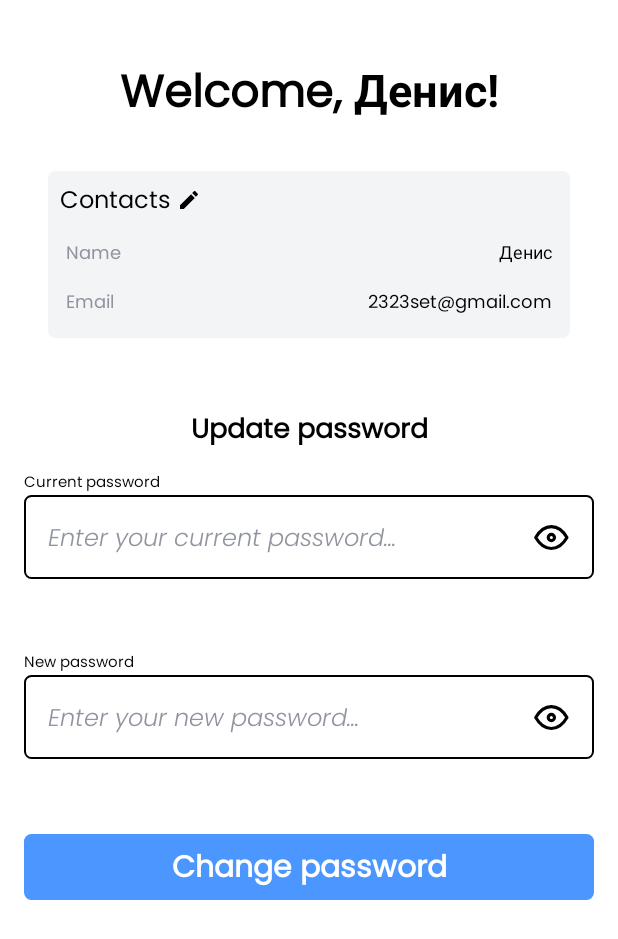
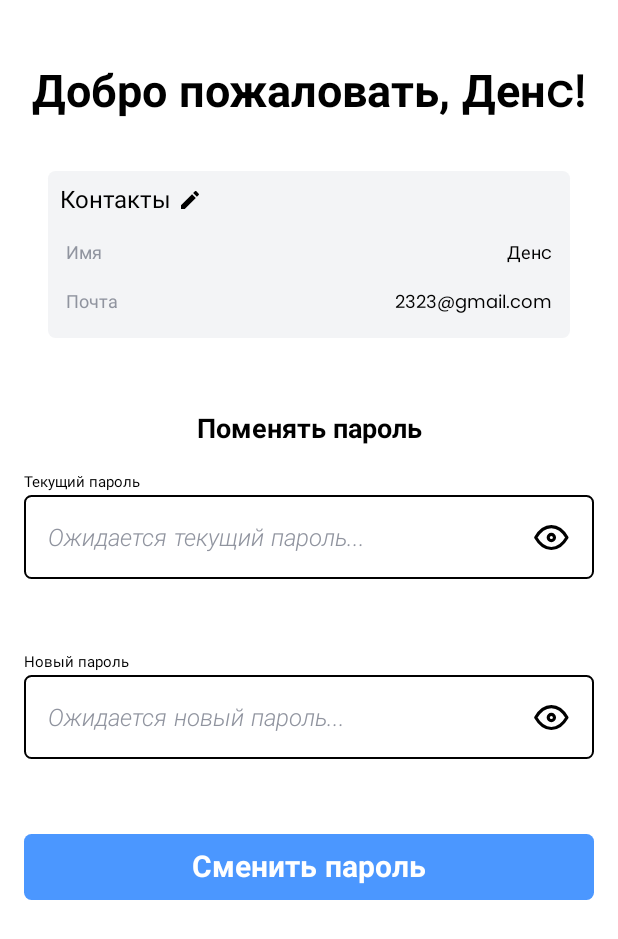
Before and after one commit to KovshefulCoder/SignSync, an Android app built with Jetpack Compose: the @Preview function PrevProfileView, on a phone screen of 412 x 824 dp. Shown: the top 939 px of the screen. Run offline under Robolectric (Android 15) with nearby library versions, the phone set to English and light mode, and no system bars; libraries missing offline, so code that uses them is left out: com.ramcosta.composedestinations.

Commit message:
string to res and minor improvements

```diff
--- a/app/src/main/java/com/kovsheful/signsync/feature_signsync/di/SignAndSyncModule.kt
+++ b/app/src/main/java/com/kovsheful/signsync/feature_signsync/di/SignAndSyncModule.kt
@@ -30,12 +30,6 @@ object SignAndSyncModule {
         ).fallbackToDestructiveMigration().build()
     }
 
-//    @Provides
-//    @Singleton
-//    fun provideCocktailsDao(database: SignAndSyncDatabase): UserDao {
-//        return database.UserDao()
-//    }
-
     @Provides
     @Singleton
     fun provideSignAndSyncRepository(
--- a/app/src/main/java/com/kovsheful/signsync/feature_signsync/domain/use_cases/ClearDatabaseOnStart.kt
+++ b/app/src/main/java/com/kovsheful/signsync/feature_signsync/domain/use_cases/ClearDatabaseOnStart.kt
@@ -1,6 +1,5 @@
 package com.kovsheful.signsync.feature_signsync.domain.use_cases
 
-import com.kovsheful.signsync.feature_signsync.domain.models.User
 import com.kovsheful.signsync.feature_signsync.domain.repository.SignAndSyncRepository
 
 class ClearUserOnStart(
--- a/app/src/main/java/com/kovsheful/signsync/feature_signsync/domain/use_cases/GetUserPasswordByID.kt
+++ b/app/src/main/java/com/kovsheful/signsync/feature_signsync/domain/use_cases/GetUserPasswordByID.kt
@@ -1,6 +1,5 @@
 package com.kovsheful.signsync.feature_signsync.domain.use_cases
 
-import com.kovsheful.signsync.feature_signsync.domain.models.User
 import com.kovsheful.signsync.feature_signsync.domain.repository.SignAndSyncRepository
 
 class GetUserPasswordByID (
--- a/app/src/main/java/com/kovsheful/signsync/feature_signsync/presentation/core/TextFields.kt
+++ b/app/src/main/java/com/kovsheful/signsync/feature_signsync/presentation/core/TextFields.kt
@@ -25,6 +25,7 @@ import androidx.compose.ui.Alignment
 import androidx.compose.ui.Modifier
 import androidx.compose.ui.graphics.Color
 import androidx.compose.ui.res.painterResource
+import androidx.compose.ui.res.stringResource
 import androidx.compose.ui.text.input.ImeAction
 import androidx.compose.ui.text.input.KeyboardType
 import androidx.compose.ui.text.input.PasswordVisualTransformation
@@ -38,15 +39,22 @@ import com.kovsheful.signsync.ui.theme.poppinsItalic
 import com.kovsheful.signsync.ui.theme.typography
 
 sealed class RegistrationScreenTextFieldTypes(val text: String, val keyboardType: KeyboardType) {
-    data object Name : RegistrationScreenTextFieldTypes(text = "Name", keyboardType = KeyboardType.Text)
-    data object Email : RegistrationScreenTextFieldTypes(text = "Email", keyboardType = KeyboardType.Email)
-    data object Password : RegistrationScreenTextFieldTypes(text = "Password", keyboardType = KeyboardType.Password)
+    data object Name :
+        RegistrationScreenTextFieldTypes(text = "Имя", keyboardType = KeyboardType.Text)
+    data object Email :
+        RegistrationScreenTextFieldTypes(text = "Почта", keyboardType = KeyboardType.Email)
+    data object Password :
+        RegistrationScreenTextFieldTypes(text = "Пароль", keyboardType = KeyboardType.Password)
 }
 
-sealed class PasswordTextFieldTypes(val text: String, val keyboardType: KeyboardType = KeyboardType.Password) {
-    data object Password : PasswordTextFieldTypes(text = "Password", keyboardType = KeyboardType.Password)
-    data object CurrentPassword : PasswordTextFieldTypes(text = "Current password")
-    data object NewPassword : PasswordTextFieldTypes(text = "New password")
+sealed class PasswordTextFieldTypes(
+    val text: String,
+    val keyboardType: KeyboardType = KeyboardType.Password
+) {
+    data object Password :
+        PasswordTextFieldTypes(text = "Пароль", keyboardType = KeyboardType.Password)
+    data object CurrentPassword : PasswordTextFieldTypes(text = "Текущий пароль")
+    data object NewPassword : PasswordTextFieldTypes(text = "Новый пароль")
 }
 
 sealed class TextFieldValidityState {
@@ -63,7 +71,7 @@ fun colorBasedOnValidity(
 }
 
 
-//@Preview(showBackground = true, backgroundColor = 0xFFFFFFFF, showSystemUi = true)
+@Preview(showBackground = true, backgroundColor = 0xFFFFFFFF, showSystemUi = true)
 @Composable
 fun PrevContactsTextField() {
     var prev = ""
@@ -82,7 +90,8 @@ fun ContactsTextField(
     validityState: TextFieldValidityState = TextFieldValidityState.Valid,
 ) {
     val isPlaceholderDisplayed = remember { mutableStateOf(true) }
-    val placeholder = "Enter your ${textFieldType.text.lowercase()}..."
+    val placeholder =
+        stringResource(R.string.textfield_placeholder_prefix) + " " + textFieldType.text.lowercase() + "..."
     Column(
         verticalArrangement = Arrangement.Center,
         horizontalAlignment = Alignment.Start
@@ -98,7 +107,7 @@ fun ContactsTextField(
                 color = colorBasedOnValidity(validityState)
             )
             Text(
-                text = "*",
+                text = stringResource(R.string.required_field_star),
                 style = typography.labelMedium
             )
         }
@@ -142,7 +151,7 @@ fun ContactsTextField(
                 horizontalArrangement = Arrangement.Start
             ) {
                 Text(
-                    text = "Поле не может быть пустым",
+                    text = stringResource(R.string.textfield_empty_bottomtext),
                     style = typography.labelMedium,
                     color = ErrorColor
                 )
@@ -171,8 +180,9 @@ fun PasswordTextField(
     textFieldType: PasswordTextFieldTypes,
     validityState: TextFieldValidityState = TextFieldValidityState.Valid
 ) {
+    val placeholder =
+        stringResource(R.string.textfield_placeholder_prefix) + " " + textFieldType.text.lowercase() + "..."
     val isPlaceholderDisplayed = remember { mutableStateOf(true) }
-    val placeholder = "Enter your ${textFieldType.text.lowercase()}..."
     val isPasswordVisible = remember { mutableStateOf(false) }
     Column(
         verticalArrangement = Arrangement.Center,
@@ -190,7 +200,7 @@ fun PasswordTextField(
             )
             if (textFieldType == PasswordTextFieldTypes.Password) {
                 Text(
-                    text = "*",
+                    text = stringResource(R.string.required_field_star),
                     style = typography.labelMedium
                 )
             }
@@ -254,7 +264,7 @@ fun PasswordTextField(
                                 else
                                     R.drawable.ic_dont_show_password
                             ),
-                            contentDescription = "Show password",
+                            contentDescription = stringResource(R.string.password_icon_description),
                             tint = colorBasedOnValidity(validityState),
                         )
                     }
@@ -268,9 +278,9 @@ fun PasswordTextField(
             ) {
                 Text(
                     text = if (validityState == TextFieldValidityState.Invalid)
-                        "Неверный пароль, повторите попытку"
+                        stringResource(R.string.textfield_invalid_password_bottomtext)
                     else
-                        "Поле не может быть пустым",
+                        stringResource(R.string.textfield_empty_bottomtext),
                     style = typography.labelMedium,
                     color = ErrorColor
                 )
--- a/app/src/main/java/com/kovsheful/signsync/feature_signsync/presentation/profile/ProfileView.kt
+++ b/app/src/main/java/com/kovsheful/signsync/feature_signsync/presentation/profile/ProfileView.kt
@@ -27,10 +27,13 @@ import androidx.compose.runtime.getValue
 import androidx.compose.runtime.remember
 import androidx.compose.ui.Alignment
 import androidx.compose.ui.Modifier
+import androidx.compose.ui.res.stringResource
+import androidx.compose.ui.text.style.TextOverflow
 import androidx.compose.ui.tooling.preview.Preview
 import androidx.compose.ui.unit.dp
 import androidx.hilt.navigation.compose.hiltViewModel
 import androidx.lifecycle.compose.collectAsStateWithLifecycle
+import com.kovsheful.signsync.R
 import com.kovsheful.signsync.feature_signsync.core.util.ResourceStatus
 import com.kovsheful.signsync.feature_signsync.presentation.core.PasswordTextField
 import com.kovsheful.signsync.feature_signsync.presentation.core.PasswordTextFieldTypes
@@ -67,8 +70,8 @@ internal fun ProfileView() {
 @Composable
 fun PrevProfileView() {
     ProfileView(
-        name = "Денис",
-        email = "2323set@gmail.com",
+        name = "Денc",
+        email = "2323@gmail.com",
         onPasswordChanged = { _, _ -> },
         onChangePassword = {},
         currentPassword = "",
@@ -132,8 +135,10 @@ private fun ProfileView(
                     horizontalArrangement = Arrangement.Center
                 ) {
                     Text(
-                        text = "Welcome, $name!",
-                        style = typography.displayMedium
+                        text = stringResource(R.string.profile_welcome_text) + "$name!",
+                        style = typography.displayMedium,
+                        maxLines = 2,
+                        overflow = TextOverflow.Ellipsis
                     )
                 }
                 Spacer(modifier = Modifier.height(32.dp))
@@ -164,13 +169,13 @@ private fun ProfileView(
                                 horizontalArrangement = Arrangement.Start
                             ) {
                                 Text(
-                                    text = "Contacts",
+                                    text = stringResource(R.string.contacts_title_text),
                                     style = typography.bodyMedium
                                 )
                                 Spacer(modifier = Modifier.width(4.dp))
                                 Icon(
                                     imageVector = Icons.Filled.Edit,
-                                    contentDescription = "Edit",
+                                    contentDescription = stringResource(R.string.contacts_editicon_description),
                                     modifier = Modifier.size(16.dp)
                                 )
                             }
@@ -183,14 +188,17 @@ private fun ProfileView(
                                 horizontalArrangement = Arrangement.SpaceBetween
                             ) {
                                 Text(
-                                    text = "Name",
+                                    text = stringResource(R.string.name_conatacts_list_text),
+                                    modifier = Modifier.padding(end = 8.dp),
                                     style = typography.bodySmall.copy(
                                         color = SecondaryText
-                                    )
+                                    ),
                                 )
                                 Text(
                                     text = name,
-                                    style = typography.bodySmall
+                                    style = typography.bodySmall,
+                                    maxLines = 1,
+                                    overflow = TextOverflow.Ellipsis
                                 )
                             }
                             Spacer(modifier = Modifier.height(16.dp))
@@ -202,14 +210,17 @@ private fun ProfileView(
                                 horizontalArrangement = Arrangement.SpaceBetween
                             ) {
                                 Text(
-                                    text = "Email",
+                                    text = stringResource(R.string.email_conatacts_list_text),
+                                    modifier = Modifier.padding(end = 8.dp),
                                     style = typography.bodySmall.copy(
                                         color = SecondaryText
                                     )
                                 )
                                 Text(
                                     text = email,
-                                    style = typography.bodySmall
+                                    style = typography.bodySmall,
+                                    maxLines = 1,
+                                    overflow = TextOverflow.Ellipsis
                                 )
                             }
                         }
@@ -222,7 +233,7 @@ private fun ProfileView(
                     horizontalArrangement = Arrangement.Center
                 ) {
                     Text(
-                        text = "Update password",
+                        text = stringResource(R.string.update_password_title_text),
                         style = typography.titleMedium
                     )
                 }
@@ -256,7 +267,7 @@ private fun ProfileView(
                 Spacer(modifier = Modifier.height(48.dp))
                 SubmitButton(
                     onClick = onChangePassword,
-                    buttonText = "Change password"
+                    buttonText = stringResource(R.string.profile_editsubmit_button_text)
                 )
             }
         }
--- a/app/src/main/java/com/kovsheful/signsync/feature_signsync/presentation/profile/ProfileViewModel.kt
+++ b/app/src/main/java/com/kovsheful/signsync/feature_signsync/presentation/profile/ProfileViewModel.kt
@@ -49,7 +49,6 @@ class ProfileViewModel @Inject constructor(
             TextFieldValidityState.Valid
         }
         viewModelScope.launch {
-            Log.i("ProfileViewModel", state.value.toString() + "new: $fieldValue")
             _state.update { value ->
                 when (fieldName) {
                     PasswordTextFieldTypes.CurrentPassword -> value.copy(
--- a/app/src/main/java/com/kovsheful/signsync/feature_signsync/presentation/registration/RegistrationViewModel.kt
+++ b/app/src/main/java/com/kovsheful/signsync/feature_signsync/presentation/registration/RegistrationViewModel.kt
@@ -29,7 +29,6 @@ class RegistrationViewModel @Inject constructor(
 
     fun updateDataField(fieldName: RegistrationScreenTextFieldTypes, fieldValue: String) {
         viewModelScope.launch {
-            Log.i("RegistrationViewModel", state.value.toString() + "new: $fieldValue")
             _state.update { value ->
                 when (fieldName) {
                     RegistrationScreenTextFieldTypes.Name -> value.copy(
--- a/app/src/main/java/com/kovsheful/signsync/ui/theme/Color.kt
+++ b/app/src/main/java/com/kovsheful/signsync/ui/theme/Color.kt
@@ -14,6 +14,5 @@ val Background = Color(0xFFFFFFFF)
 val PrimaryColor = Color(0xFF4B97FF)
 val PrimaryTextColor = Color(0xFF000000)
 val SecondaryText = Color(0xFF90949F)
-val DescriptionText = Color(0xFFFFBD00)
 val BlockColor = Color(0xFFF3F4F6)
 val ErrorColor = Color(0xFFFA4946)
--- a/app/src/main/res/values/strings.xml
+++ b/app/src/main/res/values/strings.xml
@@ -1,3 +1,18 @@
 <resources>
     <string name="app_name">Sign &amp; Sync</string>
+    <string name="textfield_placeholder_prefix">Ожидается</string>
+    <string name="textfield_empty_bottomtext">Поле не может быть пустым</string>
+    <string name="textfield_invalid_password_bottomtext">Неверный пароль, повторите попытку</string>
+    <string name="password_icon_description">Иконка сокрытия и показа пароля</string>
+    <string name="required_field_star">*</string>
+    <string name="welcome_text">Добро пожаловать!</string>
+    <string name="required_field_hint_text">* - обязательные поля</string>
+    <string name="registration_button_text">Зарегистрироваться</string>
+    <string name="profile_welcome_text">"Добро пожаловать, "</string>
+    <string name="contacts_title_text">Контакты</string>
+    <string name="contacts_editicon_description">Иконка редактирования контактов</string>
+    <string name="name_conatacts_list_text">Имя</string>
+    <string name="email_conatacts_list_text">Почта</string>
+    <string name="profile_editsubmit_button_text">Сменить пароль</string>
+    <string name="update_password_title_text">Поменять пароль</string>
 </resources>
```
Also changed, not shown: app/src/main/java/com/kovsheful/signsync/feature_signsync/presentation/registration/RegistrationView.kt (+5 -3 lines), app/src/main/java/com/kovsheful/signsync/ui/theme/Theme.kt (+0 -10 lines).
